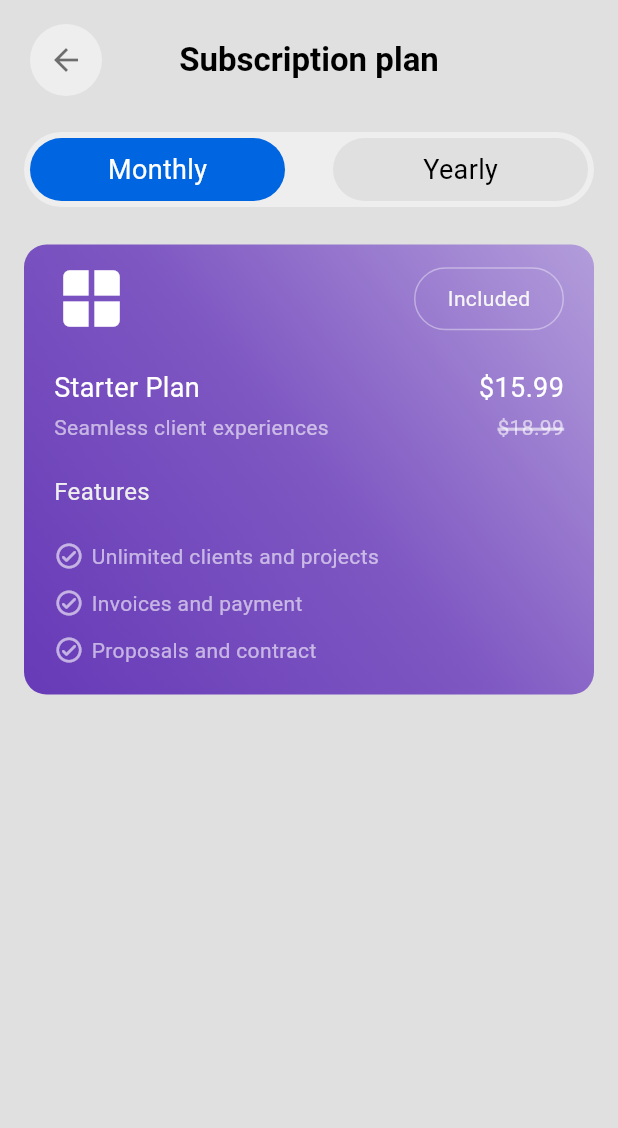
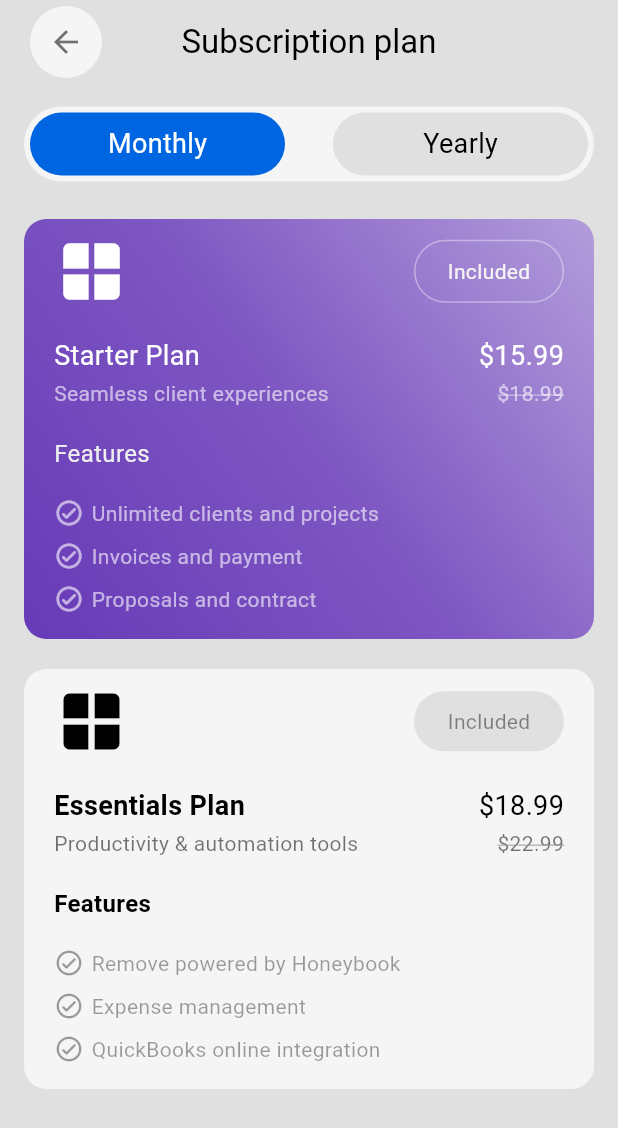
Before and after one commit to MuathIT/subscription-plans-UI, a Flutter app: the screen it shows after launch, on a phone screen of 412 x 824 dp. Shown: the top 1128 px of the screen. Run offline on Flutter 3.47's test engine with Material 3 defaults, Android fonts, the phone set to English and light mode, and no system bars.

Commit message:
Essentials plan added

```diff
--- a/lib/main.dart
+++ b/lib/main.dart
@@ -16,7 +16,7 @@ class MyApp extends StatelessWidget {
       theme: lightMode,
       home: Scaffold(
         body: Padding(
-          padding: const EdgeInsets.symmetric(horizontal: 16, vertical: 12),
+          padding: const EdgeInsets.symmetric(horizontal: 16),
           child: SubscriptionPlanPage(),
         ),
       ),
--- a/lib/pages/subscription_plan_page.dart
+++ b/lib/pages/subscription_plan_page.dart
@@ -23,13 +23,12 @@ class SubscriptionPlanPage extends StatelessWidget {
         centerTitle: true,
         title: Text(
           "Subscription plan",
-          style: TextStyle(fontWeight: FontWeight.bold),
         ),
       ),
       body: Padding(
-        padding: const EdgeInsets.only(top: 20),
-        child: Column(
-          mainAxisAlignment: MainAxisAlignment.start,
+        padding: const EdgeInsets.only(top: 15),
+        child: ListView(
+          // mainAxisAlignment: MainAxisAlignment.start,
           children: [
             // subscription method -> monthly | yearly.
             Container(
@@ -83,7 +82,7 @@ class SubscriptionPlanPage extends StatelessWidget {
 
             // starter plan card.
             Container(
-              height: 300,
+              height: 280,
               width: double.infinity,
               padding: EdgeInsets.symmetric(horizontal: 20, vertical: 8),
               decoration: BoxDecoration(
@@ -167,7 +166,6 @@ class SubscriptionPlanPage extends StatelessWidget {
                           color: Colors.white60,
                           decoration: TextDecoration.lineThrough,
                           decorationColor: Colors.white60,
-                          decorationThickness: 3
                         ),
                       )
                     ],
@@ -184,13 +182,120 @@ class SubscriptionPlanPage extends StatelessWidget {
                   ),
 
                   const SizedBox(height: 15),
-                  feature("Unlimited clients and projects"),
+                  feature("Unlimited clients and projects", Colors.white60),
                   const SizedBox(height: 5),
 
-                  feature("Invoices and payment"),
+                  feature("Invoices and payment", Colors.white60),
                   const SizedBox(height: 5),
 
-                  feature("Proposals and contract"),
+                  feature("Proposals and contract", Colors.white60),
+                  const SizedBox(height: 5),
+                ],
+              ),
+            ),
+
+            const SizedBox(height: 20),
+
+
+
+            // essentials plan card.
+            Container(
+              height: 280,
+              width: double.infinity,
+              padding: EdgeInsets.symmetric(horizontal: 20, vertical: 8),
+              decoration: BoxDecoration(
+                color: lightMode.colorScheme.secondary,
+                borderRadius: BorderRadius.circular(15),
+              ),
+              child: Column(
+                mainAxisAlignment: MainAxisAlignment.spaceEvenly,
+                crossAxisAlignment: CrossAxisAlignment.start,
+                children: [
+                  Row(
+                    // crossAxisAlignment: CrossAxisAlignment.start,
+                    mainAxisAlignment: MainAxisAlignment.start,
+                    children: [
+                      // crown icon.
+                      Icon(
+                        Icons.window_rounded,
+                        color: Colors.black,
+                        size: 50,
+                      ),
+
+                      const Spacer(),
+
+                      // included.
+                      Container(
+                        width: 100,
+                        padding: EdgeInsets.all(10),
+                        decoration: BoxDecoration(
+                          color: lightMode.colorScheme.primary,
+                          borderRadius: BorderRadius.circular(25),
+                        ),
+                        child: Center(
+                          child: Text(
+                            "Included",
+                            style: TextStyle(color: Colors.black45),
+                          ),
+                        ),
+                      ),
+                    ],
+                  ),
+
+                  const SizedBox(height: 15),
+
+                  // plan info.
+                  Row(
+                    children: [
+                      Text(
+                        "Essentials Plan",
+                        style: TextStyle(color: Colors.black, fontSize: 18, fontWeight: FontWeight.bold),
+                      ),
+                      const Spacer(),
+                      Text(
+                        "\$18.99",
+                        style: TextStyle(color: Colors.black, fontSize: 18),
+                      ),
+                    ],
+                  ),
+
+                  Row(
+                    children: [
+                      Text(
+                        "Productivity & automation tools",
+                        style: TextStyle(color: Colors.black54),
+                      ),
+                      const Spacer(),
+                      Text(
+                        "\$22.99",
+                        style: TextStyle(
+                          color: Colors.black54,
+                          decoration: TextDecoration.lineThrough,
+                          decorationColor: Colors.grey,
+                        ),
+                      )
+                    ],
+                  ),
+
+                  const SizedBox(height: 15),
+
+                  Text(
+                    "Features",
+                    style: TextStyle(
+                      color: Colors.black,
+                      fontSize: 16,
+                      fontWeight: FontWeight.bold
+                    ),
+                  ),
+
+                  const SizedBox(height: 15),
+                  feature("Remove powered by Honeybook", Colors.black38),
+                  const SizedBox(height: 5),
+
+                  feature("Expense management", Colors.black38),
+                  const SizedBox(height: 5),
+
+                  feature("QuickBooks online integration", Colors.black38),
                   const SizedBox(height: 5),
                 ],
               ),
@@ -203,20 +308,20 @@ class SubscriptionPlanPage extends StatelessWidget {
 }
 
 // function for features.
-Widget feature (String text) {
+Widget feature (String text, Color color) {
   return Row(
     mainAxisAlignment: MainAxisAlignment.start,
     children: [
       Icon(
         Icons.check_circle_outline_rounded,
-        color: Colors.white60,
+        color: color,
         size: 20,
       ),
       const SizedBox(width: 5),
       Text(
         text,
         style: TextStyle(
-          color: Colors.white60,
+          color: color,
         ),
       )
     ],
--- a/lib/themes/light_mode.dart
+++ b/lib/themes/light_mode.dart
@@ -4,9 +4,9 @@ import 'package:flutter/material.dart';
 
 ThemeData lightMode = ThemeData(
   colorScheme: ColorScheme.light(
-    primary: Colors.grey.shade500,
-    secondary: Colors.grey.shade200,
-    tertiary: Colors.white,
+    primary: Colors.grey.shade300,
+    secondary: Colors.grey.shade100,
+    tertiary: Colors.grey.shade600,
     inversePrimary: Colors.grey.shade900,
   ),
   appBarTheme: AppBarThemeData(
```
